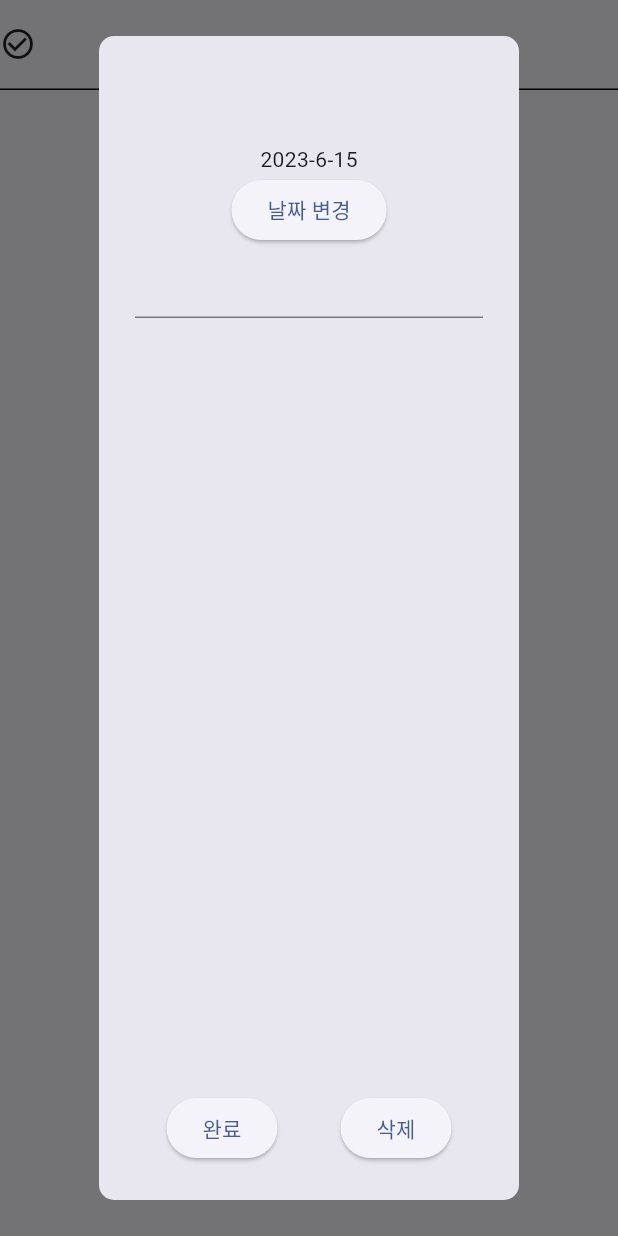
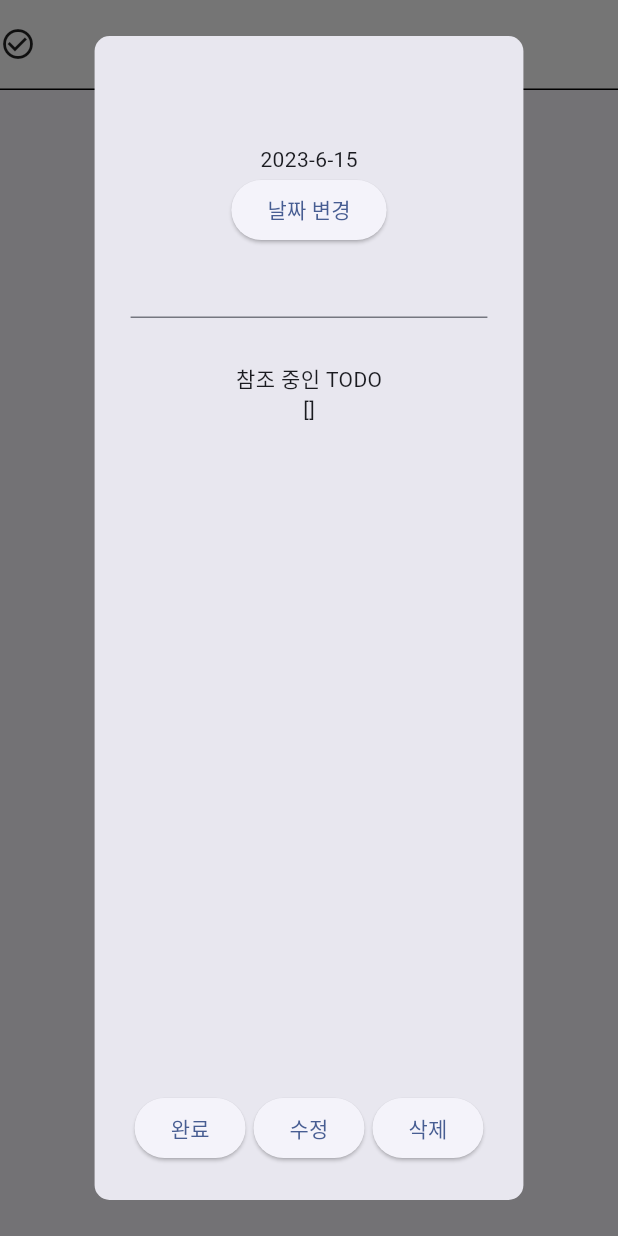
Before and after one commit to jaehee21232/todolist, a Flutter app: the TodoBlock widget shown alone on an empty page, opened directly with empty values, after a tap on the "check circle outline" icon, on a phone screen of 412 x 824 dp. Run offline on Flutter 3.47's test engine with Material 2 defaults, Android fonts, the phone set to English and light mode, and no system bars; our stand-ins replace cloud_firestore, firebase_core, flutter_riverpod; accounts and stored records are empty.

Commit message:
feat: 참조 기능 추가

```diff
--- a/lib/todolist/common/component/todo_block.dart
+++ b/lib/todolist/common/component/todo_block.dart
@@ -8,8 +8,9 @@ class TodoBlock extends StatelessWidget {
 
   @override
   Widget build(BuildContext context) {
-    return InkWell(
+    return GestureDetector(
       onTap: () {
+        //탭 하면 dialog 페이지로
         showDialog(
           context: context,
           builder: (context) => TodoDetailDialog(data: data),
@@ -18,7 +19,8 @@ class TodoBlock extends StatelessWidget {
       child: Container(
         width: double.infinity,
         height: 60,
-        decoration: const BoxDecoration(
+        decoration: BoxDecoration(
+            color: data.success ? Colors.blue[200] : Colors.white,
             border: Border(bottom: BorderSide(color: Colors.black, width: 1))),
         child: Center(
           child: Row(
@@ -26,7 +28,7 @@ class TodoBlock extends StatelessWidget {
               Icon(data.success == false
                   ? Icons.check_circle_outline
                   : Icons.check_circle),
-              SizedBox(
+              const SizedBox(
                 width: 12,
               ),
               Text(
--- a/lib/todolist/common/component/todo_detail_dialog.dart
+++ b/lib/todolist/common/component/todo_detail_dialog.dart
@@ -1,5 +1,7 @@
+import 'package:cloud_firestore/cloud_firestore.dart';
 import 'package:flutter/material.dart';
 import 'package:flutter_riverpod/flutter_riverpod.dart';
+import 'package:todolist/todolist/common/const/ref_snackbar.dart';
 import 'package:todolist/todolist/common/model/todomodel.dart';
 import 'package:todolist/todolist/common/riverpod/addtodo_provider.dart';
 import 'package:todolist/todolist/firebase/firestore.dart';
@@ -46,11 +48,70 @@ class TodoDetailDialog extends ConsumerWidget {
             onChanged: (value) {
               print(_TodoTextController.text);
             },
-          )
+          ),
+          SizedBox(
+            height: 30,
+          ),
+          Text("참조 중인 TODO"),
+          FutureBuilder(
+            future: RefFuture(),
+            builder: (context, snapshot) {
+              if (snapshot.hasData) {
+                var ref_list = [];
+                //todo 비교하기
+                for (var i = 0; i < snapshot.data!.length; i++) {
+                  if (data.reference
+                      .split(" ")
+                      .contains(snapshot.data![i].id)) {
+                    ref_list.add(snapshot.data![i].todo);
+                  }
+                }
+                return Text(ref_list.toString());
+              } else {
+                return CircularProgressIndicator();
+              }
+            },
+          ),
         ],
       ),
       actionsAlignment: MainAxisAlignment.spaceAround,
       actions: [
+        ElevatedButton(
+            onPressed: () async {
+              List<bool> successTodo = [];
+              Future<List<TodoModel>> getTodo = RefFuture().then(
+                (value) {
+                  for (var i = 0; i < value.length; i++) {
+                    if (data.reference.split(" ").contains(value[i].id)) {
+                      successTodo.add(value[i].success);
+                    }
+                  }
+                  if (successTodo.contains(false)) {
+                    Navigator.pop(context);
+                    ScaffoldMessenger.of(context).showSnackBar(ref_snackBar);
+                    return value;
+                  } else {
+                    final replacedata = TodoModel(
+                      date: data.date,
+                      id: data.id,
+                      reference: data.reference,
+                      success: !data.success,
+                      todo: data.todo,
+                    );
+                    DataSuccess({
+                      "date": data.date,
+                      "id": data.id,
+                      "reference": data.reference,
+                      "success": !data.success,
+                      "todo": data.todo
+                    });
+                    Navigator.pop(context);
+                    return value;
+                  }
+                },
+              );
+            },
+            child: Text("완료")),
         ElevatedButton(
             onPressed: () {
               if (_TodoTextController.text == "") {
@@ -67,15 +128,56 @@ class TodoDetailDialog extends ConsumerWidget {
                 Navigator.pop(context);
               }
             },
-            child: Text("완료")),
+            child: Text("수정")),
         ElevatedButton(
             autofocus: _TodoTextController.text == "" ? false : true,
-            onPressed: () {
-              DataRemove(data);
-              Navigator.pop(context);
+            onPressed: () async {
+              List<bool> successTodo = [];
+              Future<List<TodoModel>> getTodo = RefFuture().then(
+                (value) {
+                  for (var i = 0; i < value.length; i++) {
+                    if (data.reference.split(" ").contains(value[i].id)) {
+                      successTodo.add(value[i].success);
+                    }
+                  }
+                  if (successTodo.contains(false)) {
+                    Navigator.pop(context);
+                    ScaffoldMessenger.of(context).showSnackBar(ref_snackBar);
+                    return value;
+                  } else {
+                    DataRemove(data);
+                    Navigator.pop(context);
+                    return value;
+                  }
+                },
+              );
             },
             child: Text("삭제"))
       ],
     );
   }
+
+  Future<List<TodoModel>> RefFuture() async {
+    List<TodoModel> Id_list = [];
+    await FirebaseFirestore.instance
+        .collection("todos")
+        .orderBy("add_date", descending: true)
+        .get()
+        .then(
+      (querySnapshot) {
+        for (var docSnapshot in querySnapshot.docs) {
+          // 모델로 만들어서 리스트에 넣기
+          Id_list.add(TodoModel.fromJson(
+              todo: docSnapshot.data()["todo"],
+              date: docSnapshot.data()["date"],
+              id: docSnapshot.id,
+              reference: docSnapshot.data()["reference"],
+              success: docSnapshot.data()["success"]));
+          print('${docSnapshot.id} => ${docSnapshot.data()}');
+        }
+        print(Id_list);
+      },
+    );
+    return Id_list;
+  }
 }
--- /dev/null
+++ b/lib/todolist/common/const/ref_snackbar.dart
@@ -0,0 +1,5 @@
+import 'package:flutter/material.dart';
+
+final ref_snackBar = SnackBar(
+  content: const Text('참조중인 TODO가 완료 안됨!'),
+);
--- a/lib/todolist/firebase/firestore.dart
+++ b/lib/todolist/firebase/firestore.dart
@@ -28,3 +28,8 @@ DataReplace(TodoModel data) {
   print(data.toMap());
   db.collection("todos").doc(data.id).set(data.toMap());
 }
+
+DataSuccess(Map<String, Object> map) {
+  print(map);
+  db.collection("todos").doc(map["id"].toString()).update(map);
+}
--- a/lib/todolist/view/reference_screen.dart
+++ b/lib/todolist/view/reference_screen.dart
@@ -78,9 +78,7 @@ class ReferenceScreen extends ConsumerWidget {
               id: docSnapshot.id,
               reference: docSnapshot.data()["reference"],
               success: docSnapshot.data()["success"]));
-          print('${docSnapshot.id} => ${docSnapshot.data()}');
         }
-        print(testlist);
       },
     );
     return testlist;
```
